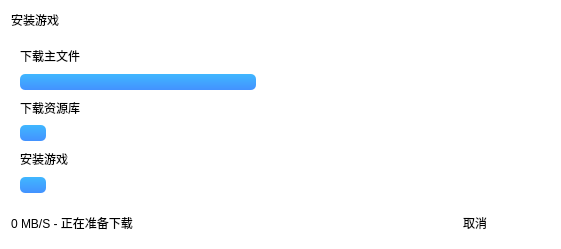
David-xian66/Minecraft-Optimal-Starter_2, file UI/UI/MC_Dowmloader_UI.ui: the form before one commit.
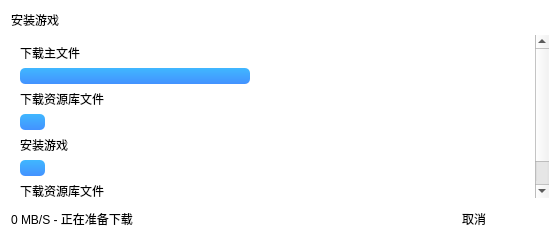
The form after the commit. Icons and pictures are not drawn.

Commit message: 📝 继续写"游戏下载"代码---超级下载：协程下载(优化10%) ---原版安装 99% ---不阻塞窗口 100%

Patch:
```diff
--- a/UI/UI/MC_Dowmloader_UI.ui
+++ b/UI/UI/MC_Dowmloader_UI.ui
@@ -6,10 +6,22 @@
    <rect>
     <x>0</x>
     <y>0</y>
-    <width>561</width>
-    <height>249</height>
+    <width>560</width>
+    <height>245</height>
    </rect>
   </property>
+  <property name="minimumSize">
+   <size>
+    <width>560</width>
+    <height>245</height>
+   </size>
+  </property>
+  <property name="maximumSize">
+   <size>
+    <width>561</width>
+    <height>245</height>
+   </size>
+  </property>
   <property name="windowTitle">
    <string>Dialog</string>
   </property>
@@ -21,40 +33,15 @@
 QPushButton::hover{background-color: rgb(192, 192, 192);}
 QPushButton::pressed{background-color: rgb(169, 169, 169);}</string>
   </property>
-  <layout class="QGridLayout" name="gridLayout_2">
-   <item row="2" column="1">
-    <widget class="QPushButton" name="pushButton">
-     <property name="sizePolicy">
-      <sizepolicy hsizetype="Minimum" vsizetype="Fixed">
-       <horstretch>0</horstretch>
-       <verstretch>0</verstretch>
-      </sizepolicy>
-     </property>
-     <property name="minimumSize">
-      <size>
-       <width>150</width>
-       <height>30</height>
-      </size>
-     </property>
-     <property name="maximumSize">
-      <size>
-       <width>150</width>
-       <height>30</height>
-      </size>
-     </property>
+  <layout class="QGridLayout" name="gridLayout">
+   <item row="0" column="0">
+    <widget class="QLabel" name="label">
      <property name="text">
-      <string>取消</string>
+      <string>安装游戏</string>
      </property>
     </widget>
    </item>
-   <item row="2" column="0">
-    <widget class="QLabel" name="label_5">
-     <property name="text">
-      <string>0 MB/S - 正在准备下载</string>
-     </property>
-    </widget>
-   </item>
-   <item row="1" column="0" colspan="2">
+   <item row="1" column="0" rowspan="2" colspan="2">
     <widget class="QScrollArea" name="scrollArea">
      <property name="styleSheet">
       <string notr="true">QScrollArea{border-style:none;background-color: rgba(255, 255, 255, 0);}
@@ -137,22 +124,22 @@
        <rect>
         <x>0</x>
         <y>0</y>
-        <width>537</width>
-        <height>172</height>
+        <width>536</width>
+        <height>222</height>
        </rect>
       </property>
       <property name="styleSheet">
        <string notr="true">background-color: rgba(255, 255, 255, 0);</string>
       </property>
-      <layout class="QGridLayout" name="gridLayout">
-       <item row="0" column="0" colspan="3">
+      <layout class="QVBoxLayout" name="verticalLayout">
+       <item>
         <widget class="QLabel" name="label_2">
          <property name="text">
           <string>下载主文件</string>
          </property>
         </widget>
        </item>
-       <item row="1" column="0" colspan="3">
+       <item>
         <widget class="QProgressBar" name="progressBar">
          <property name="minimum">
           <number>0</number>
@@ -168,7 +155,14 @@
          </property>
         </widget>
        </item>
-       <item row="4" column="0" colspan="3">
+       <item>
+        <widget class="QLabel" name="label_3">
+         <property name="text">
+          <string>下载资源库文件</string>
+         </property>
+        </widget>
+       </item>
+       <item>
         <widget class="QProgressBar" name="progressBar_2">
          <property name="value">
           <number>5</number>
@@ -181,21 +175,14 @@
          </property>
         </widget>
        </item>
-       <item row="5" column="0">
+       <item>
         <widget class="QLabel" name="label_4">
          <property name="text">
           <string>安装游戏</string>
          </property>
         </widget>
        </item>
-       <item row="2" column="0" colspan="3">
-        <widget class="QLabel" name="label_3">
-         <property name="text">
-          <string>下载资源库</string>
-         </property>
-        </widget>
-       </item>
-       <item row="6" column="0" colspan="3">
+       <item>
         <widget class="QProgressBar" name="progressBar_3">
          <property name="sizePolicy">
           <sizepolicy hsizetype="Expanding" vsizetype="Fixed">
@@ -214,14 +201,59 @@
          </property>
         </widget>
        </item>
+       <item>
+        <widget class="QLabel" name="label_6">
+         <property name="text">
+          <string>下载资源库文件</string>
+         </property>
+        </widget>
+       </item>
+       <item>
+        <widget class="QProgressBar" name="progressBar_4">
+         <property name="value">
+          <number>5</number>
+         </property>
+         <property name="textVisible">
+          <bool>false</bool>
+         </property>
+         <property name="invertedAppearance">
+          <bool>false</bool>
+         </property>
+        </widget>
+       </item>
       </layout>
      </widget>
     </widget>
    </item>
-   <item row="0" column="0" colspan="2">
-    <widget class="QLabel" name="label">
+   <item row="3" column="0">
+    <widget class="QLabel" name="label_5">
      <property name="text">
-      <string>安装游戏</string>
+      <string>0 MB/S - 正在准备下载</string>
+     </property>
+    </widget>
+   </item>
+   <item row="3" column="1">
+    <widget class="QPushButton" name="pushButton">
+     <property name="sizePolicy">
+      <sizepolicy hsizetype="Minimum" vsizetype="Fixed">
+       <horstretch>0</horstretch>
+       <verstretch>0</verstretch>
+      </sizepolicy>
+     </property>
+     <property name="minimumSize">
+      <size>
+       <width>150</width>
+       <height>30</height>
+      </size>
+     </property>
+     <property name="maximumSize">
+      <size>
+       <width>150</width>
+       <height>30</height>
+      </size>
+     </property>
+     <property name="text">
+      <string>取消</string>
      </property>
     </widget>
    </item>
```
The commit also changes 1 other file.
